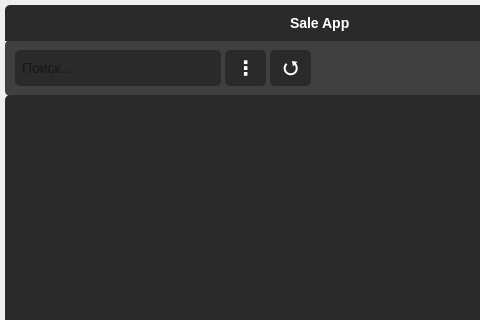
Before: the Qt Designer form mainwindow/mainwindow.ui in b0shka/selling_apps, drawn with Qt 5; both pictures show x 0 to 480 and y 0 to 320 of the 681 by 469 pixel window.
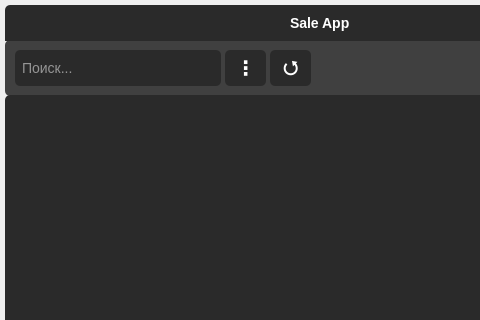
After: the same form once the commit is applied.

Patch:
```diff
--- a/mainwindow/mainwindow.ui
+++ b/mainwindow/mainwindow.ui
@@ -108,7 +108,8 @@
 background-color: #2a2a2a;
 border-radius: 5px;
 border: none;
-font-size: 14px;</string>
+font-size: 14px;
+color: white;</string>
       </property>
       <property name="text">
        <string/>
```
